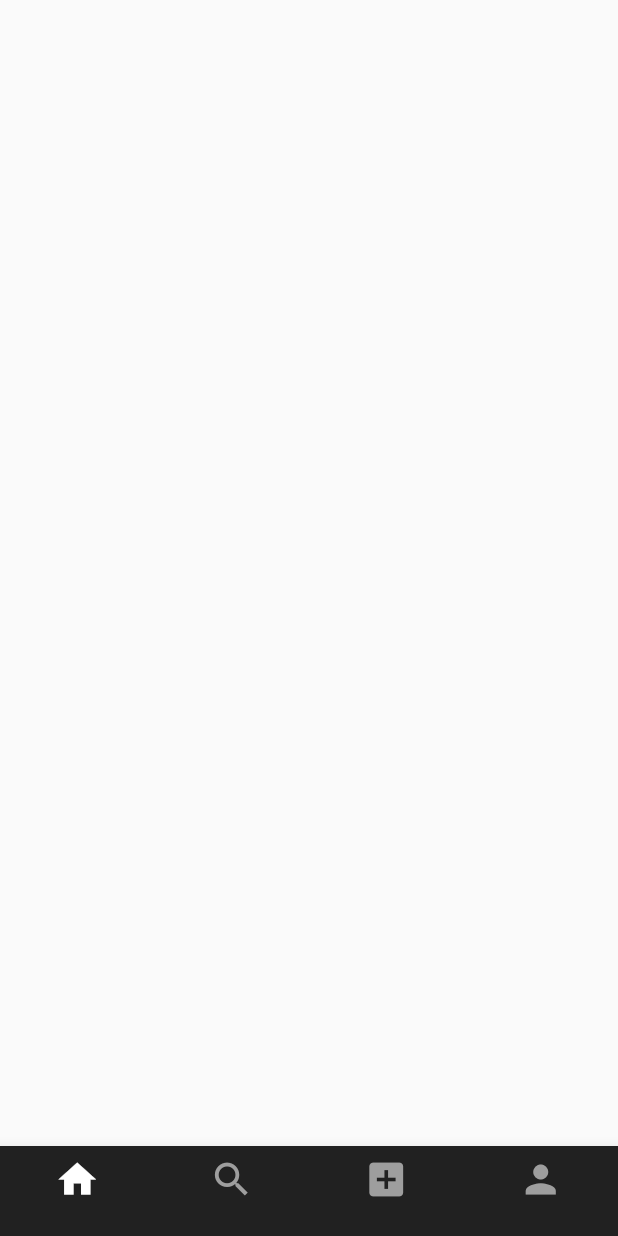
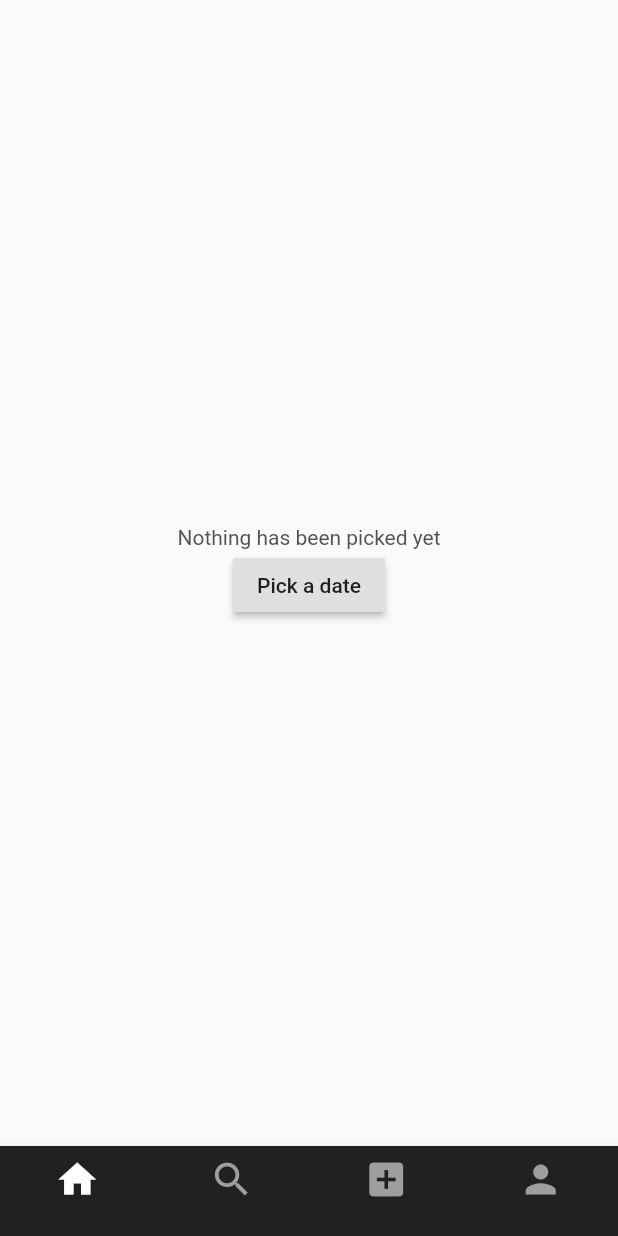
Before and after one commit to rogerliu37/hackohio2020, a Flutter app: the screen it shows after launch, on a phone screen of 412 x 824 dp. Run offline on Flutter 3.47's test engine with Material 2 defaults, Android fonts, the phone set to English and light mode, and no system bars; our stand-ins replace flutter_svg.

```diff
--- a/lib/screens/tabs/homeTab.dart
+++ b/lib/screens/tabs/homeTab.dart
@@ -6,8 +6,33 @@ class HomeTab extends StatefulWidget {
 }
 
 class _HomeTabState extends State<HomeTab> {
+  DateTime _dateTime;
   @override
   Widget build(BuildContext context) {
-    return Container();
+    return Scaffold(
+      body: Center(
+        child: Column(
+          mainAxisAlignment: MainAxisAlignment.center,
+          children: <Widget>[
+            Text(_dateTime == null ? 'Nothing has been picked yet' : _dateTime.toString()),
+            RaisedButton(
+              child: Text('Pick a date'),
+              onPressed: () {
+                showDatePicker(
+                    context: context,
+                    initialDate: _dateTime == null ? DateTime.now() : _dateTime,
+                    firstDate: DateTime(2001),
+                    lastDate: DateTime(2021)
+                ).then((date) {
+                  setState(() {
+                    _dateTime = date;
+                  });
+                });
+              },
+            )
+          ],
+        ),
+      ),
+    );
   }
 }
--- a/lib/screens/tabs/listingTab.dart
+++ b/lib/screens/tabs/listingTab.dart
@@ -8,6 +8,7 @@ class ListingTab extends StatefulWidget {
 class _ListingTabState extends State<ListingTab> {
   final _formKey = GlobalKey<FormState>();
   List<String> promptText = List<String>();
+  DateTime _dateTime;
 
   @override
   Widget build(BuildContext context) {
```
